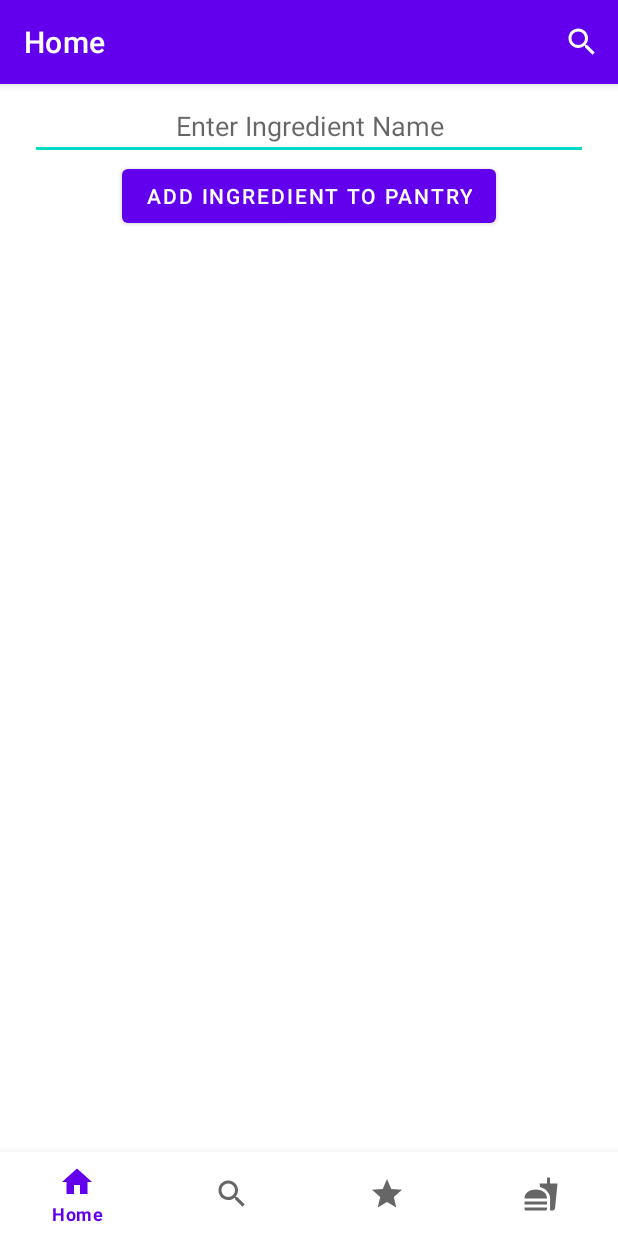
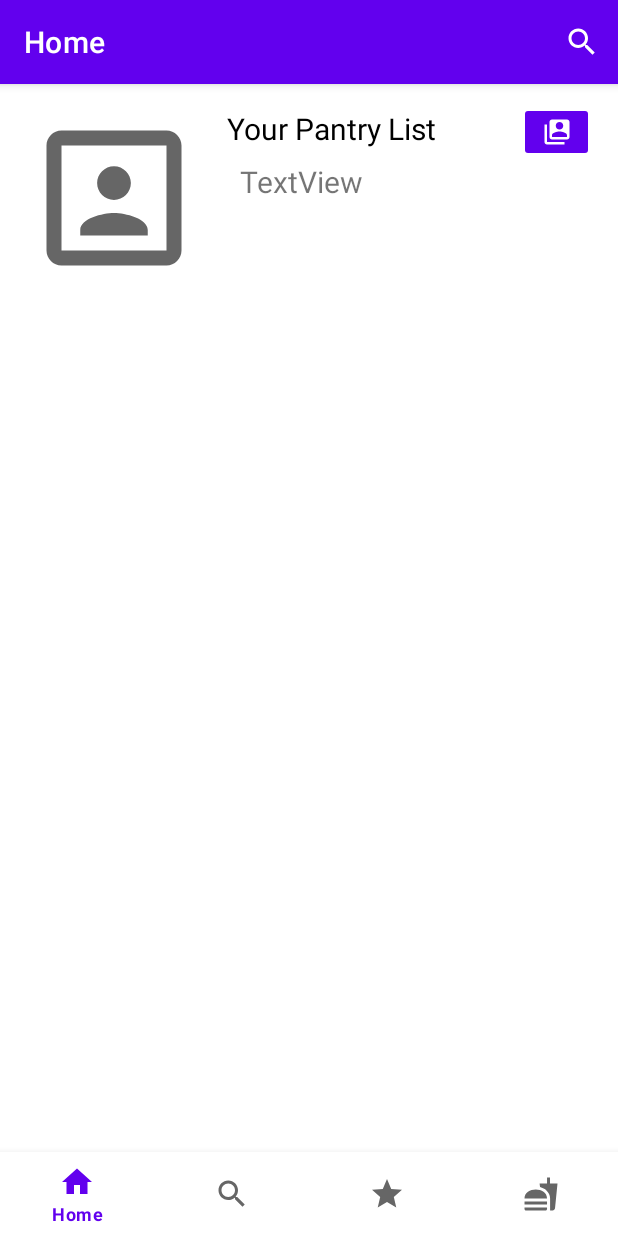
Before and after one commit to curtisung/Food4ThoughtApp, an Android app: the screen it shows after launch (MainActivity), on a phone screen of 412 x 824 dp. Run offline under Robolectric (Android 15) with nearby library versions, the phone set to English and light mode, and no system bars; our stand-ins replace navigation-ui; 1 statement that could not run was skipped.

Commit message:
finished pantry implementation, started profile

```diff
--- a/app/src/main/java/com/example/foodapp/ui/home/ExampleAdapter.java
+++ /dev/null
@@ -1,49 +0,0 @@
-package com.example.foodapp.ui.home;
-
-import android.view.LayoutInflater;
-import android.view.View;
-import android.view.ViewGroup;
-import android.widget.TextView;
-
-import com.example.foodapp.R;
-
-import java.util.ArrayList;
-
-import androidx.annotation.NonNull;
-import androidx.recyclerview.widget.RecyclerView;
-
-public class ExampleAdapter extends RecyclerView.Adapter<ExampleAdapter.ExampleViewHolder> {
-    ArrayList<ExampleItem> itemList;
-
-    public static class ExampleViewHolder extends RecyclerView.ViewHolder {
-        public TextView tv;
-
-        public ExampleViewHolder(@NonNull View itemView) {
-            super(itemView);
-            tv = itemView.findViewById(R.id.item1);
-        }
-    }
-
-    public ExampleAdapter(ArrayList<ExampleItem> list) {
-        itemList = list;
-    }
-
-    @Override
-    public ExampleViewHolder onCreateViewHolder(@NonNull ViewGroup parent, int viewType) {
-        View v = LayoutInflater.from(parent.getContext()).inflate(R.layout.example_item, parent, false);
-        ExampleViewHolder evh = new ExampleViewHolder(v);
-
-        return evh;
-    }
-
-    @Override
-    public void onBindViewHolder(@NonNull ExampleViewHolder holder, int position) {
-        ExampleItem currItem = itemList.get(position);
-        holder.tv.setText(currItem.getText1());
-    }
-
-    @Override
-    public int getItemCount() {
-        return itemList.size();
-    }
-}
--- a/app/src/main/java/com/example/foodapp/ui/home/HomeFragment.java
+++ b/app/src/main/java/com/example/foodapp/ui/home/HomeFragment.java
@@ -6,7 +6,12 @@ import android.view.View;
 import android.view.ViewGroup;
 import android.widget.Button;
 import android.widget.EditText;
+import android.widget.ImageButton;
 import android.widget.TextView;
+
+import com.example.foodapp.R;
+
+import java.util.ArrayList;
 
 import androidx.annotation.NonNull;
 import androidx.annotation.Nullable;
@@ -16,17 +21,14 @@ import androidx.lifecycle.ViewModelProvider;
 import androidx.recyclerview.widget.LinearLayoutManager;
 import androidx.recyclerview.widget.RecyclerView;
 
-import com.example.foodapp.R;
-
-import java.util.ArrayList;
-
 public class HomeFragment extends Fragment {
 
     private HomeViewModel homeViewModel;
     private RecyclerView rv;
     private RecyclerView.Adapter rva;
     private RecyclerView.LayoutManager rvlm;
-    private ArrayList<ExampleItem> pantry = IngredientList.getInstance().getList();
+    private ArrayList<PantryItem> pantry = IngredientList.getInstance().getList();
+    private boolean pantryMode = true;
 
     public View onCreateView(@NonNull LayoutInflater inflater,
                              ViewGroup container, Bundle savedInstanceState) {
@@ -43,25 +45,51 @@ public class HomeFragment extends Fragment {
 
         rv = root.findViewById(R.id.recyclerView);
         rv.setHasFixedSize(true);
-        rva = new ExampleAdapter(pantry);
+        rva = new PantryItemAdapter(pantry);
         rvlm = new LinearLayoutManager(getContext());
         rv.setLayoutManager(rvlm);
         rv.setAdapter(rva);
 
-        final Button btn = root.findViewById(R.id.pantryAddBtn);
+        final Button addBtn = root.findViewById(R.id.pantryAddBtn);
         EditText e = (EditText) root.findViewById(R.id.pantryItemText);
 
-        btn.setOnClickListener(new View.OnClickListener() {
+        final ImageButton profBtn = root.findViewById(R.id.profileBtn);
+        final Button editBtn = root.findViewById(R.id.editProfileBtn);
+
+        addBtn.setOnClickListener(new View.OnClickListener() {
             @Override
             public void onClick(View view) {
                 String s = e.getText().toString();
                 ///only adds if there are characters in string
                 if (!s.equals("")){
-                    pantry.add(new ExampleItem(s));
+                    pantry.add(new PantryItem(s));
                     e.setText("");
                     rva.notifyDataSetChanged();
                 }
+            }
+        });
 
+        profBtn.setOnClickListener(new View.OnClickListener() {
+            @Override
+            public void onClick(View view) {
+                TextView tv = root.findViewById(R.id.pantryTitle);
+                if (pantryMode) {
+                    tv.setText("Your Profile Page");
+                    profBtn.setImageResource(R.drawable.ic_baseline_clear_24);
+                    rv.setVisibility(view.GONE);
+                    e.setVisibility(view.GONE);
+                    addBtn.setVisibility(view.GONE);
+                    editBtn.setVisibility(view.VISIBLE);
+
+                } else {
+                    tv.setText("Your Pantry List");
+                    profBtn.setImageResource(R.drawable.ic_baseline_switch_account_24);
+                    rv.setVisibility(view.VISIBLE);
+                    e.setVisibility(view.VISIBLE);
+                    addBtn.setVisibility(view.VISIBLE);
+                    editBtn.setVisibility(view.GONE);
+                }
+                pantryMode = !pantryMode;
             }
         });
 
--- a/app/src/main/java/com/example/foodapp/ui/home/IngredientList.java
+++ b/app/src/main/java/com/example/foodapp/ui/home/IngredientList.java
@@ -1,11 +1,10 @@
 package com.example.foodapp.ui.home;
 
 import java.util.ArrayList;
-import java.util.List;
 
 public  class IngredientList {
 
-    private ArrayList<ExampleItem> itemList;
+    private ArrayList<PantryItem> itemList;
     private static IngredientList instance;
 
     private IngredientList(){
@@ -19,7 +18,7 @@ public  class IngredientList {
         return instance;
     }
 
-    public ArrayList<ExampleItem> getList(){
+    public ArrayList<PantryItem> getList(){
         return this.itemList;
     }
 
--- a/app/src/main/java/com/example/foodapp/ui/home/ExampleItem.java
+++ b/app/src/main/java/com/example/foodapp/ui/home/PantryItem.java
@@ -1,10 +1,10 @@
 package com.example.foodapp.ui.home;
 
-public class ExampleItem {
+public class PantryItem {
 
     private String mText1;
 
-    public ExampleItem(String text1) {
+    public PantryItem(String text1) {
         mText1 = text1;
     }
     public String getText1() {
--- /dev/null
+++ b/app/src/main/res/drawable/ic_baseline_clear_24.xml
@@ -0,0 +1,5 @@
+<vector android:height="20dp" android:tint="#FFFFFF"
+    android:viewportHeight="24" android:viewportWidth="24"
+    android:width="20dp" xmlns:android="http://schemas.android.com/apk/res/android">
+    <path android:fillColor="@android:color/white" android:pathData="M19,6.41L17.59,5 12,10.59 6.41,5 5,6.41 10.59,12 5,17.59 6.41,19 12,13.41 17.59,19 19,17.59 13.41,12z"/>
+</vector>
--- /dev/null
+++ b/app/src/main/res/drawable/ic_baseline_close_24.xml
@@ -0,0 +1,5 @@
+<vector android:height="24dp" android:tint="#FF0000"
+    android:viewportHeight="24" android:viewportWidth="24"
+    android:width="24dp" xmlns:android="http://schemas.android.com/apk/res/android">
+    <path android:fillColor="@android:color/white" android:pathData="M19,6.41L17.59,5 12,10.59 6.41,5 5,6.41 10.59,12 5,17.59 6.41,19 12,13.41 17.59,19 19,17.59 13.41,12z"/>
+</vector>
--- /dev/null
+++ b/app/src/main/res/drawable/ic_baseline_portrait_24.xml
@@ -0,0 +1,10 @@
+<vector xmlns:android="http://schemas.android.com/apk/res/android"
+    android:width="24dp"
+    android:height="24dp"
+    android:viewportWidth="24"
+    android:viewportHeight="24"
+    android:tint="?attr/colorControlNormal">
+  <path
+      android:fillColor="@android:color/white"
+      android:pathData="M12,12.25c1.24,0 2.25,-1.01 2.25,-2.25S13.24,7.75 12,7.75 9.75,8.76 9.75,10s1.01,2.25 2.25,2.25zM16.5,16.25c0,-1.5 -3,-2.25 -4.5,-2.25s-4.5,0.75 -4.5,2.25L7.5,17h9v-0.75zM19,3L5,3c-1.1,0 -2,0.9 -2,2v14c0,1.1 0.9,2 2,2h14c1.1,0 2,-0.9 2,-2L21,5c0,-1.1 -0.9,-2 -2,-2zM19,19L5,19L5,5h14v14z"/>
+</vector>
--- /dev/null
+++ b/app/src/main/res/drawable/ic_baseline_ramen_dining_24.xml
@@ -0,0 +1,5 @@
+<vector android:height="60dp" android:tint="?attr/colorControlNormal"
+    android:viewportHeight="24" android:viewportWidth="24"
+    android:width="60dp" xmlns:android="http://schemas.android.com/apk/res/android">
+    <path android:fillColor="@android:color/white" android:pathData="M9,6H8V4.65l1,-0.12V6zM9,12H8V7h1V12zM6,7h1v5H6V7zM6,4.88l1,-0.12V6H6V4.88zM22,3V2L5,4v8H2c0,3.69 2.47,6.86 6,8.25V22h8v-1.75c3.53,-1.39 6,-4.56 6,-8.25H10V7h12V6H10V4.41L22,3z"/>
+</vector>
--- /dev/null
+++ b/app/src/main/res/drawable/ic_baseline_sentiment_very_satisfied_24.xml
@@ -0,0 +1,7 @@
+<vector android:height="120dp" android:tint="?attr/colorControlNormal"
+    android:viewportHeight="24" android:viewportWidth="24"
+    android:width="120dp" xmlns:android="http://schemas.android.com/apk/res/android">
+    <path android:fillColor="@android:color/white" android:pathData="M15.5,9.5m-1.5,0a1.5,1.5 0,1 1,3 0a1.5,1.5 0,1 1,-3 0"/>
+    <path android:fillColor="@android:color/white" android:pathData="M8.5,9.5m-1.5,0a1.5,1.5 0,1 1,3 0a1.5,1.5 0,1 1,-3 0"/>
+    <path android:fillColor="@android:color/white" android:pathData="M11.99,2C6.47,2 2,6.48 2,12s4.47,10 9.99,10C17.52,22 22,17.52 22,12S17.52,2 11.99,2zM12,20c-4.42,0 -8,-3.58 -8,-8s3.58,-8 8,-8 8,3.58 8,8 -3.58,8 -8,8zM7,14c0.78,2.34 2.72,4 5,4s4.22,-1.66 5,-4L7,14z"/>
+</vector>
--- /dev/null
+++ b/app/src/main/res/drawable/ic_baseline_settings_24.xml
@@ -0,0 +1,5 @@
+<vector android:height="20dp" android:tint="#FFFFFF"
+    android:viewportHeight="24" android:viewportWidth="24"
+    android:width="20dp" xmlns:android="http://schemas.android.com/apk/res/android">
+    <path android:fillColor="@android:color/white" android:pathData="M19.14,12.94c0.04,-0.3 0.06,-0.61 0.06,-0.94c0,-0.32 -0.02,-0.64 -0.07,-0.94l2.03,-1.58c0.18,-0.14 0.23,-0.41 0.12,-0.61l-1.92,-3.32c-0.12,-0.22 -0.37,-0.29 -0.59,-0.22l-2.39,0.96c-0.5,-0.38 -1.03,-0.7 -1.62,-0.94L14.4,2.81c-0.04,-0.24 -0.24,-0.41 -0.48,-0.41h-3.84c-0.24,0 -0.43,0.17 -0.47,0.41L9.25,5.35C8.66,5.59 8.12,5.92 7.63,6.29L5.24,5.33c-0.22,-0.08 -0.47,0 -0.59,0.22L2.74,8.87C2.62,9.08 2.66,9.34 2.86,9.48l2.03,1.58C4.84,11.36 4.8,11.69 4.8,12s0.02,0.64 0.07,0.94l-2.03,1.58c-0.18,0.14 -0.23,0.41 -0.12,0.61l1.92,3.32c0.12,0.22 0.37,0.29 0.59,0.22l2.39,-0.96c0.5,0.38 1.03,0.7 1.62,0.94l0.36,2.54c0.05,0.24 0.24,0.41 0.48,0.41h3.84c0.24,0 0.44,-0.17 0.47,-0.41l0.36,-2.54c0.59,-0.24 1.13,-0.56 1.62,-0.94l2.39,0.96c0.22,0.08 0.47,0 0.59,-0.22l1.92,-3.32c0.12,-0.22 0.07,-0.47 -0.12,-0.61L19.14,12.94zM12,15.6c-1.98,0 -3.6,-1.62 -3.6,-3.6s1.62,-3.6 3.6,-3.6s3.6,1.62 3.6,3.6S13.98,15.6 12,15.6z"/>
+</vector>
--- /dev/null
+++ b/app/src/main/res/drawable/ic_baseline_shopping_cart_24.xml
@@ -0,0 +1,5 @@
+<vector android:height="24dp" android:tint="#FFFFFF"
+    android:viewportHeight="24" android:viewportWidth="24"
+    android:width="24dp" xmlns:android="http://schemas.android.com/apk/res/android">
+    <path android:fillColor="@android:color/white" android:pathData="M7,18c-1.1,0 -1.99,0.9 -1.99,2S5.9,22 7,22s2,-0.9 2,-2 -0.9,-2 -2,-2zM1,2v2h2l3.6,7.59 -1.35,2.45c-0.16,0.28 -0.25,0.61 -0.25,0.96 0,1.1 0.9,2 2,2h12v-2L7.42,15c-0.14,0 -0.25,-0.11 -0.25,-0.25l0.03,-0.12 0.9,-1.63h7.45c0.75,0 1.41,-0.41 1.75,-1.03l3.58,-6.49c0.08,-0.14 0.12,-0.31 0.12,-0.48 0,-0.55 -0.45,-1 -1,-1L5.21,4l-0.94,-2L1,2zM17,18c-1.1,0 -1.99,0.9 -1.99,2s0.89,2 1.99,2 2,-0.9 2,-2 -0.9,-2 -2,-2z"/>
+</vector>
--- /dev/null
+++ b/app/src/main/res/drawable/ic_baseline_switch_account_24.xml
@@ -0,0 +1,5 @@
+<vector android:height="20dp" android:tint="#FFFFFF"
+    android:viewportHeight="24" android:viewportWidth="24"
+    android:width="20dp" xmlns:android="http://schemas.android.com/apk/res/android">
+    <path android:fillColor="@android:color/white" android:pathData="M4,6L2,6v14c0,1.1 0.9,2 2,2h14v-2L4,20L4,6zM20,2L8,2c-1.1,0 -2,0.9 -2,2v12c0,1.1 0.9,2 2,2h12c1.1,0 2,-0.9 2,-2L22,4c0,-1.1 -0.9,-2 -2,-2zM14,4c1.66,0 3,1.34 3,3s-1.34,3 -3,3 -3,-1.34 -3,-3 1.34,-3 3,-3zM20,16L8,16v-1.5c0,-1.99 4,-3 6,-3s6,1.01 6,3L20,16z"/>
+</vector>
--- a/app/src/main/res/layout/fragment_home.xml
+++ b/app/src/main/res/layout/fragment_home.xml
@@ -6,62 +6,117 @@
     android:layout_height="match_parent"
     tools:context=".ui.home.HomeFragment">
 
+    <Button
+        android:id="@+id/pantryAddBtn"
+        android:layout_width="0dp"
+        android:layout_height="wrap_content"
+        android:layout_marginTop="8dp"
+        android:layout_marginEnd="8dp"
+        android:layout_marginRight="8dp"
+        android:text="@string/pantryAddText"
+        android:visibility="gone"
+        app:backgroundTint="@color/purple_500"
+        app:layout_constraintEnd_toEndOf="parent"
+        app:layout_constraintTop_toBottomOf="@+id/profileBtn" />
+
+    <EditText
+        android:id="@+id/pantryItemText"
+        android:layout_width="0dp"
+        android:layout_height="wrap_content"
+        android:layout_marginLeft="4dp"
+        android:layout_marginTop="16dp"
+        android:layout_marginRight="4dp"
+        android:ems="10"
+        android:gravity="center"
+        android:hint="@string/pantryEditText"
+        android:inputType="textPersonName"
+        android:visibility="gone"
+        app:layout_constraintEnd_toStartOf="@+id/pantryAddBtn"
+        app:layout_constraintStart_toEndOf="@+id/imageView2"
+        app:layout_constraintTop_toBottomOf="@+id/pantryTitle" />
+
+    <ImageButton
+        android:id="@+id/profileBtn"
+        android:layout_width="50dp"
+        android:layout_height="40dp"
+        android:layout_marginTop="12dp"
+        android:layout_marginEnd="16dp"
+        android:layout_marginRight="16dp"
+        app:backgroundTint="@color/purple_500"
+        app:layout_constraintEnd_toEndOf="parent"
+        app:layout_constraintTop_toTopOf="parent"
+        app:srcCompat="@drawable/ic_baseline_switch_account_24"
+        tools:ignore="VectorDrawableCompat" />
+
+    <ImageView
+        android:id="@+id/imageView2"
+        android:layout_width="120dp"
+        android:layout_height="120dp"
+        android:layout_marginStart="16dp"
+        android:layout_marginLeft="16dp"
+        android:layout_marginTop="16dp"
+        android:src="@drawable/ic_baseline_portrait_24"
+        app:layout_constraintStart_toStartOf="parent"
+        app:layout_constraintTop_toTopOf="parent"
+        app:srcCompat="@drawable/ic_baseline_sentiment_very_satisfied_24"
+        tools:ignore="VectorDrawableCompat" />
+
+    <TextView
+        android:id="@+id/pantryTitle"
+        android:layout_width="wrap_content"
+        android:layout_height="wrap_content"
+        android:layout_marginStart="4dp"
+        android:layout_marginLeft="4dp"
+        android:layout_marginTop="16dp"
+        android:layout_marginEnd="8dp"
+        android:layout_marginRight="8dp"
+        android:text="@string/home_placeholder"
+        android:textColor="@color/black"
+        android:textSize="20sp"
+        app:layout_constraintEnd_toStartOf="@+id/profileBtn"
+        app:layout_constraintHorizontal_bias="0.201"
+        app:layout_constraintStart_toEndOf="@+id/imageView2"
+        app:layout_constraintTop_toTopOf="parent" />
+
     <TextView
         android:id="@+id/text_home"
         android:layout_width="match_parent"
         android:layout_height="wrap_content"
-        android:layout_marginStart="8dp"
-        android:layout_marginTop="8dp"
-        android:layout_marginEnd="8dp"
         android:tag="home"
-        android:text="@string/home_placeholder"
+        android:textColor="@color/white"
         android:textSize="20sp"
-        android:textColor="@color/white"
-        app:layout_constraintBottom_toBottomOf="parent"
+        android:visibility="gone"
         app:layout_constraintEnd_toEndOf="parent"
         app:layout_constraintStart_toStartOf="parent"
         app:layout_constraintTop_toTopOf="parent" />
 
-    <EditText
-        android:id="@+id/pantryItemText"
-        android:layout_width="match_parent"
-        android:layout_height="wrap_content"
-        android:layout_marginStart="20dp"
-        android:layout_marginLeft="20dp"
-        android:layout_marginTop="5dp"
-        android:layout_marginEnd="20dp"
-        android:layout_marginRight="20dp"
-        android:ems="10"
-        android:inputType="textPersonName"
-        android:gravity="center"
-        android:hint="@string/pantryEditText"
-        app:layout_constraintEnd_toEndOf="parent"
-        app:layout_constraintStart_toStartOf="parent"
-        app:layout_constraintTop_toTopOf="parent" />
-
-    <Button
-        android:id="@+id/pantryAddBtn"
+    <TextView
+        android:id="@+id/textView5"
         android:layout_width="wrap_content"
         android:layout_height="wrap_content"
-        android:text="@string/pantryAddText"
-        app:layout_constraintEnd_toEndOf="parent"
-        app:layout_constraintStart_toStartOf="parent"
-        app:layout_constraintTop_toBottomOf="@+id/pantryItemText" />
+        android:layout_marginStart="24dp"
+        android:layout_marginLeft="24dp"
+        android:layout_marginTop="8dp"
+        android:text="TextView"
+        android:textSize="20sp"
+        app:layout_constraintStart_toEndOf="@+id/imageView2"
+        app:layout_constraintTop_toBottomOf="@+id/pantryTitle" />
 
     <view
         android:id="@+id/recyclerView"
         class="androidx.recyclerview.widget.RecyclerView"
         android:layout_width="fill_parent"
-        android:layout_height="wrap_content"
-        android:layout_marginStart="20dp"
-        android:layout_marginLeft="20dp"
-        android:layout_marginTop="10dp"
-        android:layout_marginEnd="20dp"
-        android:layout_marginRight="20dp"
-        android:layout_marginBottom="10dp"
+        android:layout_height="match_parent"
+        android:layout_marginLeft="16dp"
+        android:layout_marginTop="150dp"
+        android:layout_marginRight="16dp"
+        android:layout_marginBottom="16dp"
+        android:paddingBottom="50dp"
+        android:visibility="gone"
         app:layout_constraintBottom_toBottomOf="parent"
         app:layout_constraintEnd_toEndOf="parent"
         app:layout_constraintStart_toStartOf="parent"
-        app:layout_constraintTop_toBottomOf="@+id/pantryAddBtn" />
+        app:layout_constraintTop_toBottomOf="@+id/imageView2" />
+
 
 </androidx.constraintlayout.widget.ConstraintLayout>
--- a/app/src/main/res/values/strings.xml
+++ b/app/src/main/res/values/strings.xml
@@ -6,17 +6,18 @@
     <string name="title_recipe">Recipe</string>
     <string name="search_placeholder">Display search results here.</string>
     <string name="saved_placeholder">Display saved recipes here.</string>
-    <string name="home_placeholder">Ingredient selection happens here.</string>
+    <string name="home_placeholder">Your Pantry List</string>
     <string name="recipe_placeholder">Current recipe happens here.</string>
     <string name="search_bar_placeholder">Current searchbar happens here</string>
     <string name="search_title_placeholder">Current search title happens here.</string>
     <!-- TODO: Remove or change this placeholder text -->
     <string name="hello_blank_fragment">Hello blank fragment</string>
     <string name="app_title">Food 4 Thought</string>
-    <string name="pantryEditText">Enter Ingredient Name</string>
-    <string name="pantryAddText">Add Ingredient to Pantry</string>
+    <string name="pantryEditText">Pantry Ingredient</string>
+    <string name="pantryAddText">Add</string>
     <string name="item1">ITEM_ONE</string>
     <string name="item2">ITEM_TWO</string>
+    <string name="profileEditBtn">Edit Profile</string>
 
     <string-array name="query_suggestions">
         <item>bread</item>
```
Also changed, not shown: app/src/main/java/com/example/foodapp/MainActivity.java (+0 -14 lines), app/src/main/java/com/example/foodapp/ui/home/PantryItemAdapter.java (added, +68 -0 lines), app/src/main/java/com/example/foodapp/ui/recipe/RecipeFragment.java (+2 -7 lines), app/src/main/java/com/example/foodapp/ui/search/SearchFragment.java (+2 -21 lines), app/src/main/res/layout/example_item.xml (deleted, +0 -22 lines), app/src/main/res/layout/pantry_item.xml (added, +68 -0 lines).
